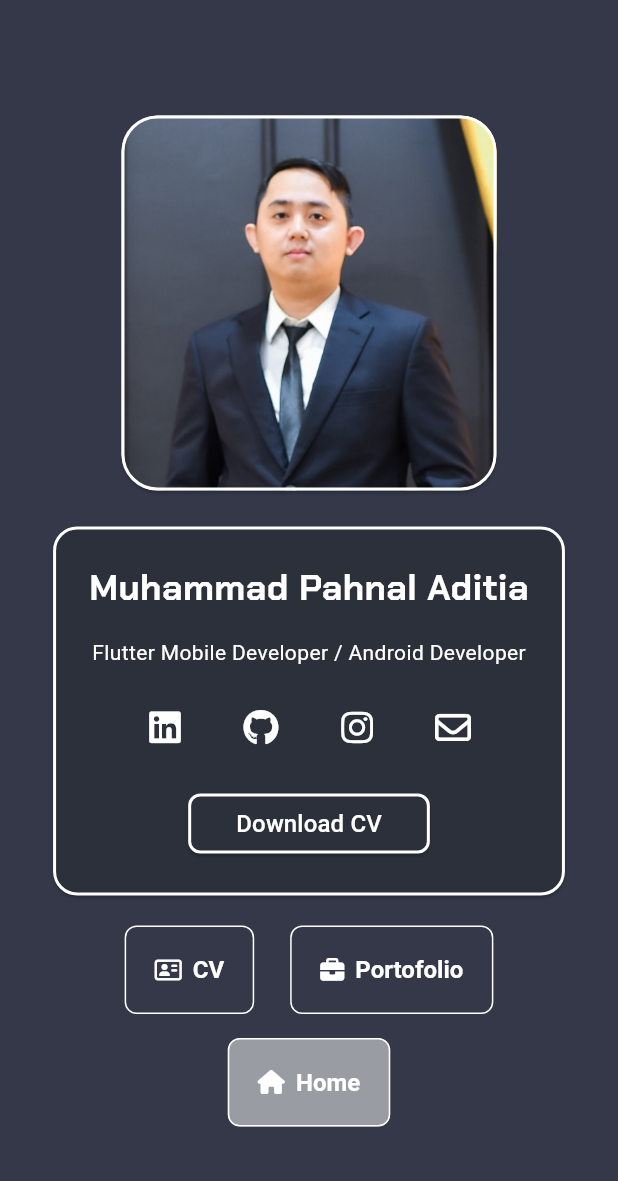
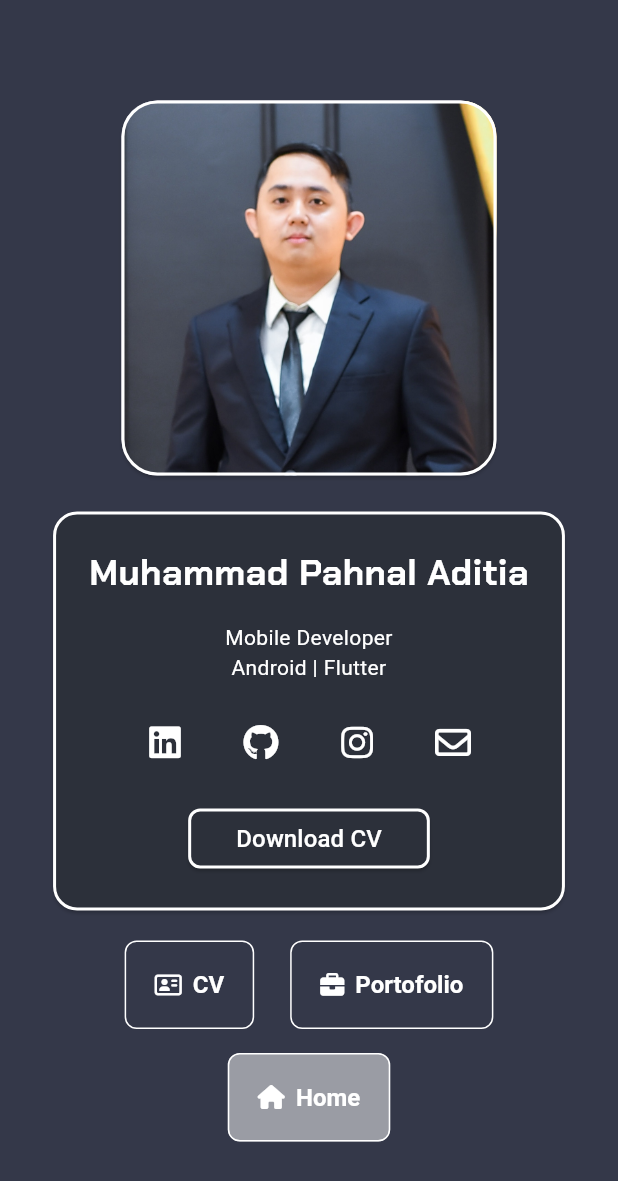
Before and after one commit to fahnaladitia/pahnal_web, a Flutter app: the screen it shows after launch, on a phone screen of 412 x 824 dp. Shown: the top 1181 px of the screen. Run offline on Flutter 3.47's test engine with Material 3 defaults, Android fonts, the phone set to English and light mode, and no system bars; our stand-ins replace font_awesome_flutter, go_router, google_fonts; missing offline and left inert: dart:html.

Commit message:
Update side section text

```diff
--- a/lib/ui/components/side_section.dart
+++ b/lib/ui/components/side_section.dart
@@ -68,11 +68,12 @@ class SideSection extends StatelessWidget {
                     const SizedBox(height: 16),
                     Flexible(
                       child: Text(
-                        "Flutter Mobile Developer / Android Developer",
+                        "Mobile Developer\nAndroid | Flutter",
                         style: GoogleFonts.roboto(
                           fontSize: 14,
                           color: Colors.white,
                         ),
+                        textAlign: TextAlign.center,
                       ),
                     ),
                     const SizedBox(height: 16),
```
